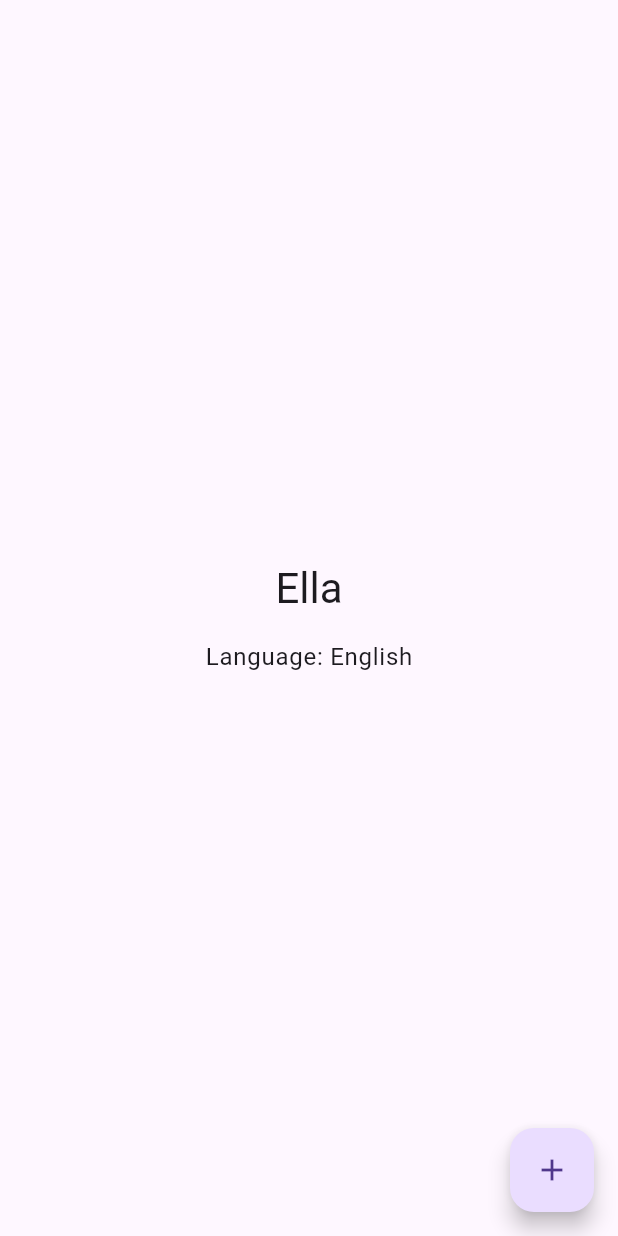
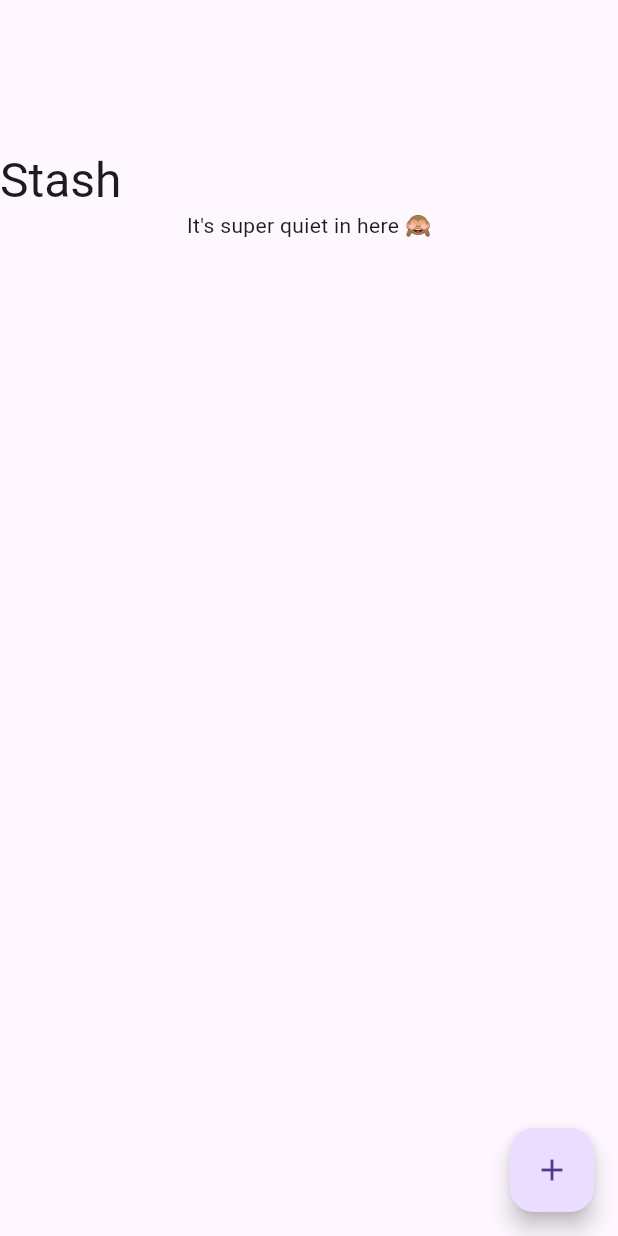
Before and after one commit to Crazelu/stash-android, a Flutter app: the screen it shows after launch, on a phone screen of 412 x 824 dp. Run offline on Flutter 3.47's test engine with Material 3 defaults, Android fonts, the phone set to English and light mode, and no system bars; our stand-ins replace equatable, gap, get_it, rxdart; missing offline and left inert: flutter_dialog_manager.

Commit message:
task: preliminary code implementation

```diff
--- a/lib/core/app/app.dart
+++ b/lib/core/app/app.dart
@@ -39,7 +39,7 @@ class _StashAppState extends State<StashApp> {
         ],
         supportedLocales: const [Locale('en')],
         onGenerateRoute: RouteGenerator.onGenerateRoute,
-        initialRoute: Routes.splashScreen,
+        initialRoute: Routes.contactScreen,
         navigatorKey: _navigatorKey,
         builder: (_, child) => NavigationListener(
           navigatorKey: _navigatorKey,
--- /dev/null
+++ b/lib/core/data/model/contact_model.dart
@@ -0,0 +1,63 @@
+import 'dart:convert';
+
+import 'package:equatable/equatable.dart';
+
+class ContactModel extends Equatable {
+  final int? id;
+  final String? firstName;
+  final String? lastName;
+  final String? number;
+
+  const ContactModel({this.id, this.firstName, this.lastName, this.number});
+
+  factory ContactModel.fromMap(Map<String, dynamic> data) => ContactModel(
+        id: data['id'] as int?,
+        firstName: data['firstName'] as String?,
+        lastName: data['lastName'] as String?,
+        number: data['number'] as String?,
+      );
+
+  Map<String, dynamic> toMap() => {
+        'id': id,
+        'firstName': firstName,
+        'lastName': lastName,
+        'number': number,
+      };
+
+  /// `dart:convert`
+  ///
+  /// Parses the string and returns the resulting Json object as [ContactModel].
+  factory ContactModel.fromJson(String data) {
+    return ContactModel.fromMap(json.decode(data) as Map<String, dynamic>);
+  }
+
+  /// `dart:convert`
+  ///
+  /// Converts [ContactModel] to a JSON string.
+  String toJson() => json.encode(toMap());
+
+  ContactModel copyWith({
+    int? id,
+    String? firstName,
+    String? lastName,
+    String? number,
+  }) {
+    return ContactModel(
+      id: id ?? this.id,
+      firstName: firstName ?? this.firstName,
+      lastName: lastName ?? this.lastName,
+      number: number ?? this.number,
+    );
+  }
+
+  @override
+  bool get stringify => true;
+
+  @override
+  List<Object?> get props => [
+        id,
+        firstName,
+        lastName,
+        number,
+      ];
+}
--- a/lib/core/dialog/dialog_routes.dart
+++ b/lib/core/dialog/dialog_routes.dart
@@ -1,3 +1,3 @@
 class DialogRoutes {
-    static const error = '/error';
+  static const error = '/error';
 }
--- a/lib/core/routes/route_generator.dart
+++ b/lib/core/routes/route_generator.dart
@@ -1,6 +1,7 @@
 import 'package:flutter/cupertino.dart';
 import 'package:flutter/material.dart';
 import 'package:stash_android/core/routes/routes.dart';
+import 'package:stash_android/features/initialization/presentation/screens/contact/contact_home.dart';
 import 'package:stash_android/screens.dart';
 
 class RouteGenerator {
@@ -8,10 +9,15 @@ class RouteGenerator {
   static Route<dynamic>? onGenerateRoute(RouteSettings settings) {
     switch (settings.name) {
       case Routes.splashScreen:
-         return _getPageRoute(
+        return _getPageRoute(
           const SplashScreen(),
           Routes.splashScreen,
-         );
+        );
+      case Routes.contactScreen:
+        return _getPageRoute(
+          const ContactHomeScreen(),
+          Routes.contactScreen,
+        );
 
       default:
         return _getPageRoute(_errorScreen());
--- a/lib/core/routes/routes.dart
+++ b/lib/core/routes/routes.dart
@@ -1,3 +1,4 @@
 class Routes {
-    static const splashScreen = '/splash';
+  static const splashScreen = '/splash';
+  static const contactScreen = '/contact';
 }
--- /dev/null
+++ b/lib/features/initialization/presentation/screens/contact/contact_home.dart
@@ -0,0 +1,87 @@
+import 'package:flutter/material.dart';
+import 'package:gap/gap.dart';
+import 'package:provider/provider.dart';
+import 'package:stash_android/core/presentation/viewmodel/view_model_provider.dart';
+import 'package:stash_android/features/initialization/presentation/viewmodels/contact_view_model.dart';
+
+class ContactHomeScreen extends StatefulWidget {
+  const ContactHomeScreen({super.key});
+
+  @override
+  State<ContactHomeScreen> createState() => _ContactHomeScreenState();
+}
+
+class _ContactHomeScreenState extends State<ContactHomeScreen> {
+  @override
+  Widget build(BuildContext context) {
+    return ViewModelProvider(
+      create: () => ContactViewModel(),
+      builder: (context) {
+        final viewModel = context.read<ContactViewModel>();
+        return Scaffold(
+          floatingActionButton: FloatingActionButton(
+            // onPressed: () {},
+            onPressed: viewModel.fetchContacts,
+            child: const Icon(Icons.add),
+          ),
+          body: Column(
+            children: [
+              const Gap(100),
+              Row(
+                children: [
+                  Text(
+                    'Stash',
+                    style: Theme.of(context).textTheme.headlineLarge,
+                  ),
+                ],
+              ),
+              ValueListenableBuilder(
+                valueListenable: viewModel.contacts,
+                builder: (context, contacts, _) {
+                  if (contacts.isEmpty) {
+                    return const Center(
+                      child: Column(
+                        mainAxisAlignment: MainAxisAlignment.center,
+                        crossAxisAlignment: CrossAxisAlignment.center,
+                        children: [Text("It's super quiet in here 🙈")],
+                      ),
+                    );
+                  } else {
+                    return Flexible(
+                      child: ListView.builder(
+                        itemCount: contacts.length,
+                        itemBuilder: (context, index) {
+                          return ListTile(
+                            leading: Container(
+                              height: 50,
+                              width: 50,
+                              decoration: BoxDecoration(
+                                shape: BoxShape.circle,
+                                color: Colors.grey[600],
+                              ),
+                              child: Center(
+                                child: Text(
+                                  contacts[index].firstName?.substring(0,1) ?? '',
+                                  style: Theme.of(context).textTheme.bodyLarge,
+                                ),
+                              ),
+                            ),
+                            title: Text(
+                              contacts[index].firstName ?? '',
+                              style: Theme.of(context).textTheme.bodyLarge,
+                            ),
+                            trailing: const Icon(Icons.info_outline, color: Colors.blue,),
+                          );
+                        },
+                      ),
+                    );
+                  }
+                },
+              )
+            ],
+          ),
+        );
+      },
+    );
+  }
+}
--- /dev/null
+++ b/lib/features/initialization/presentation/viewmodels/contact_view_model.dart
@@ -0,0 +1,40 @@
+import 'package:flutter/material.dart';
+import 'package:stash_android/core/data/model/contact_model.dart';
+import 'package:stash_android/core/data/services/contact_service.dart';
+import 'package:stash_android/core/presentation/viewmodel/base_view_model.dart';
+
+class ContactViewModel extends BaseViewModel {
+  final ValueNotifier<ContactModel> _contact =
+      ValueNotifier(const ContactModel());
+  ValueNotifier<ContactModel> get contact => _contact;
+
+  final ValueNotifier<List<ContactModel>> _contacts = ValueNotifier([]);
+  ValueNotifier<List<ContactModel>> get contacts => _contacts;
+
+  void saveContact(ContactModel contactModel) async {
+    await ContactService.insertContact(contactModel: contactModel);
+    fetchContacts();
+  }
+
+  void updateContact(ContactModel contactModel) async {
+    await ContactService.updateContact(contactModel: contactModel);
+    fetchContacts();
+  }
+
+  void deleteContact(int contactId) async {
+    await ContactService.deleteContact(contactId);
+    fetchContacts();
+  }
+
+  void fetchContacts() async {
+    final contacts = await ContactService.getContacts();
+    _contacts.value = contacts;
+  }
+
+  @override
+  void dispose() {
+    _contact.dispose();
+    _contacts.dispose();
+    super.dispose();
+  }
+}
--- a/lib/features/initialization/presentation/viewmodels/splash_view_model.dart
+++ b/lib/features/initialization/presentation/viewmodels/splash_view_model.dart
@@ -1,11 +1,12 @@
 import 'package:flutter/foundation.dart';
 import 'package:stash_android/core/presentation/viewmodel/base_view_model.dart';
+
 
 class SplashViewModel extends BaseViewModel {
   final ValueNotifier<int> _counter = ValueNotifier(0);
   ValueNotifier<int> get counter => _counter;
 
-  void increment() {
+  void increment() async {
     _counter.value += 1;
   }
 
--- a/pubspec.yaml
+++ b/pubspec.yaml
@@ -13,10 +13,11 @@ dependencies:
     sdk: flutter
   intl: 0.19.0
   get_it: ^7.6.7
-  equatable: ^2.0.5
+  equatable: ^2.0.7
   provider: ^6.1.2
   rxdart: ^0.27.7
   flutter_dialog_manager: ^1.0.0+4
+  gap: ^3.0.1
 
 dev_dependencies:
   flutter_test:
```
Also changed, not shown: lib/core/data/services/contact_service.dart (added, +26 -0 lines), lib/features/initialization/presentation/screens/contact/edit_contact.dart (added).
